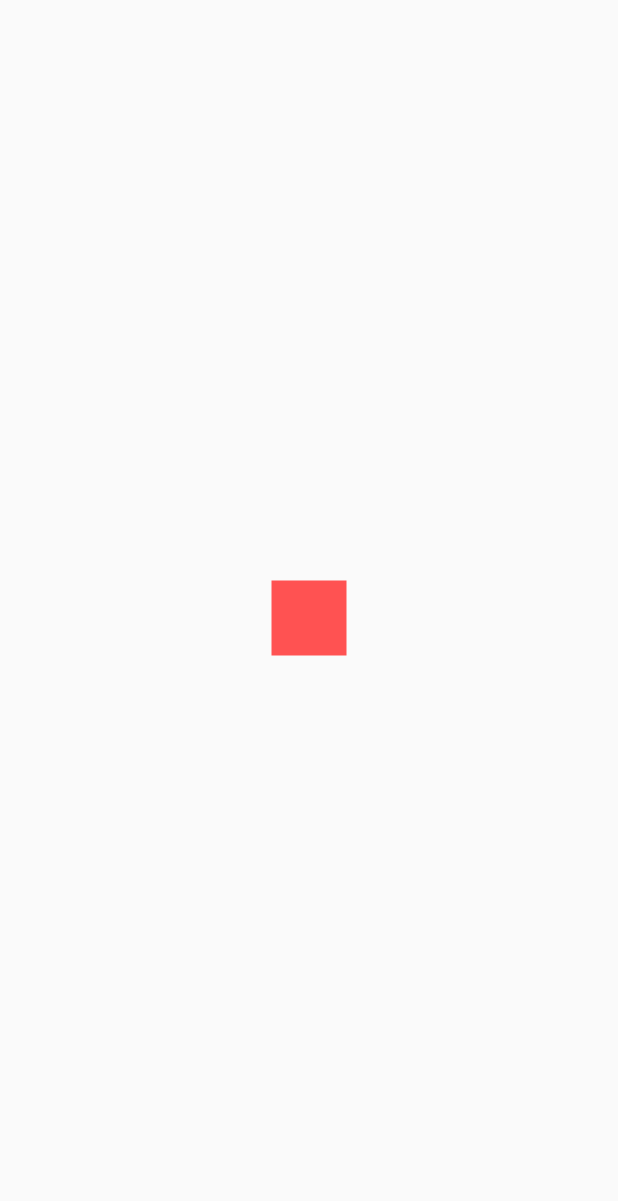
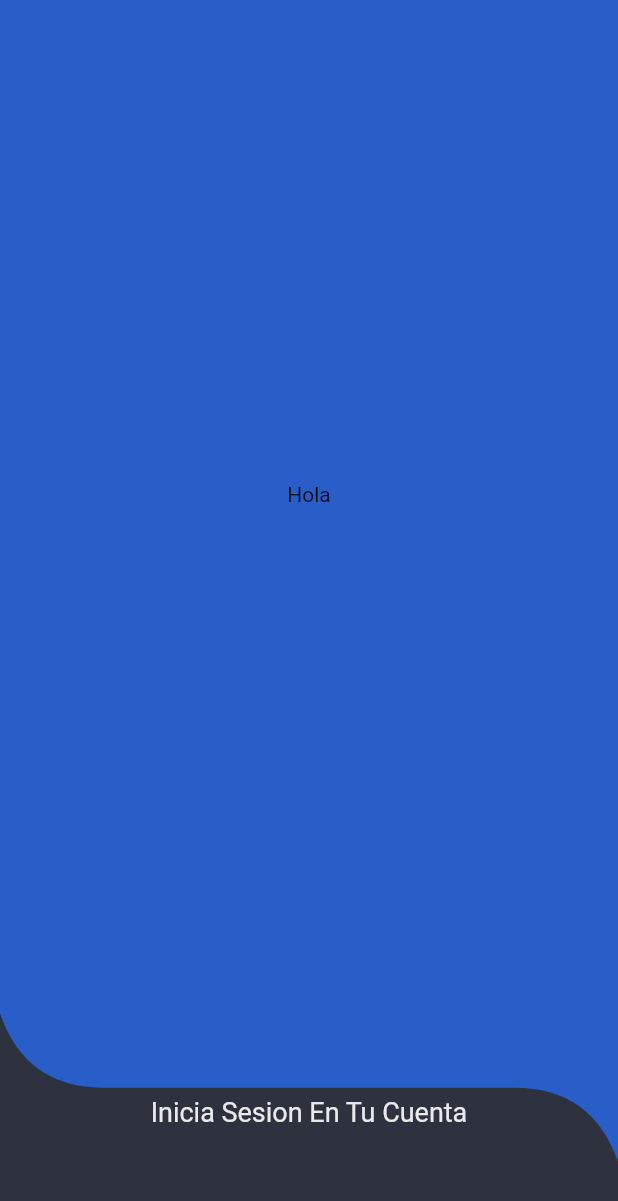
Before and after one commit to EndersonPro/practice_ui, a Flutter app: the screen it shows after launch, on a phone screen of 412 x 824 dp. Shown: the top 1201 px of the screen. Run offline on Flutter 3.47's test engine with Material 2 defaults, Android fonts, the phone set to English and light mode, and no system bars.

Commit message:
Añadiendo nueva vista de login de practica

```diff
--- a/lib/main.dart
+++ b/lib/main.dart
@@ -1,8 +1,9 @@
 import 'package:flutter/material.dart';
-import 'package:flutter_ui/src/pages/animation_page.dart';
-import 'package:flutter_ui/src/pages/cuadrado_page.dart';
-import 'package:flutter_ui/src/pages/header_page.dart';
-import 'package:flutter_ui/src/pages/login_page_one.dart';
+// import 'package:flutter_ui/src/pages/animation_page.dart';
+// import 'package:flutter_ui/src/pages/cuadrado_page.dart';
+// import 'package:flutter_ui/src/pages/header_page.dart';
+// import 'package:flutter_ui/src/pages/login_page_one.dart';
+import 'package:flutter_ui/src/pages/login_page_two.dart';
 
 
 void main() => runApp(MyApp());
@@ -12,7 +13,7 @@ class MyApp extends StatelessWidget {
   Widget build(BuildContext context) {
     return MaterialApp(
       debugShowCheckedModeBanner: false,
-      home: CuadradoAnimadoPage()
+      home: LoginPageTwo()
     );
   }
 }
--- /dev/null
+++ b/lib/src/pages/login_page_two.dart
@@ -0,0 +1,179 @@
+import 'package:flutter/material.dart';
+
+class LoginPageTwo extends StatelessWidget {
+  const LoginPageTwo({Key key}) : super(key: key);
+
+  @override
+  Widget build(BuildContext context) {
+    final Size size = MediaQuery.of(context).size;
+
+    return Scaffold(body: LoginPageAnimated(size: size));
+  }
+}
+
+class LoginPageAnimated extends StatefulWidget {
+  const LoginPageAnimated({
+    Key key,
+    @required this.size,
+  }) : super(key: key);
+
+  final Size size;
+
+  @override
+  _LoginPageAnimatedState createState() => _LoginPageAnimatedState();
+}
+
+class _LoginPageAnimatedState extends State<LoginPageAnimated>
+    with SingleTickerProviderStateMixin {
+  AnimationController controller;
+  Animation<double> loginAnimation;
+  Animation<double> opacidad;
+  Animation<double> opacidadOut;
+
+  final int allMilliseconds = 250;
+
+  @override
+  void initState() {
+    controller = new AnimationController(
+        vsync: this, duration: Duration(milliseconds: allMilliseconds));
+
+    loginAnimation = Tween(begin: 0.0, end: 0.5).animate(
+        CurvedAnimation(parent: controller, curve: Curves.easeOutExpo));
+
+    opacidad = Tween(begin: 0.1, end: 1.0).animate(CurvedAnimation(
+      parent: controller,
+      curve: Interval(0.0, 0.75, curve: Curves.easeOutExpo),
+    ));
+
+    opacidadOut = Tween(begin: 0.1, end: 1.0).animate(CurvedAnimation(
+      parent: controller,
+      curve: Interval(0.75, 1.0, curve: Curves.easeOut),
+    ));
+
+    controller.addListener(() {
+      print('Estado: ${controller.status}');
+      print('Current ${loginAnimation.value}');
+    });
+    super.initState();
+  }
+
+  @override
+  void dispose() {
+    controller.dispose();
+    super.dispose();
+  }
+
+  @override
+  Widget build(BuildContext context) {
+    return AnimatedBuilder(
+      animation: controller,
+      builder: (BuildContext context, Widget child) {
+        return Column(
+          children: <Widget>[
+            AnimatedContainer(
+              duration: Duration(milliseconds: allMilliseconds),
+              height: widget.size.height -
+                  (widget.size.height * loginAnimation.value),
+              width: widget.size.width,
+              color: Color(0xFF2E323E),
+              child: CustomPaint(
+                painter: _HeaderLoginPainter(),
+                child: Column(
+                  children: <Widget>[
+                    AnimatedContainer(
+                      duration: Duration(milliseconds: allMilliseconds),
+                      height: (widget.size.height * 0.8) -
+                          (widget.size.height * loginAnimation.value),
+                      width: widget.size.width,
+                      child: Center(
+                        child: Text('Hola'),
+                      ),
+                    ),
+                    AnimatedContainer(
+                      duration: Duration(milliseconds: allMilliseconds),
+                      height: (widget.size.height * 0.2),
+                      width: widget.size.width,
+                      child: opacidad.value == 1.0
+                          ? Container()
+                          : GestureDetector(
+                              onTap: () {
+                                if (controller.status ==
+                                    AnimationStatus.completed)
+                                  controller.reset();
+                                else
+                                  controller.forward();
+                              },
+                              child: Opacity(
+                                opacity: 1.0 - opacidad.value,
+                                child: Center(
+                                  child: Text(
+                                    'Inicia Sesion En Tu Cuenta',
+                                    style: TextStyle(
+                                        color: Colors.white, fontSize: 18),
+                                  ),
+                                ),
+                              ),
+                            ),
+                    )
+                  ],
+                ),
+              ),
+            ),
+            AnimatedContainer(
+              duration: Duration(milliseconds: allMilliseconds),
+              height: (widget.size.height * loginAnimation.value),
+              width: widget.size.width,
+              color: Color(0xFF2E323E),
+              child: Container(
+                width: widget.size.width,
+                child: Column(
+                  children: <Widget>[
+                    GestureDetector(
+                      onTap: () {
+                        if (controller.status == AnimationStatus.completed)
+                          controller.reset();
+                      },
+                      child: Center(
+                          child: Text(
+                        'Iniciar Sesion',
+                        style: TextStyle(color: Colors.white, fontSize: 18),
+                      )),
+                    )
+                  ],
+                ),
+              ),
+            ),
+          ],
+        );
+      },
+    );
+  }
+}
+
+class _HeaderLoginPainter extends CustomPainter {
+  @override
+  void paint(Canvas canvas, Size size) {
+    final Path path = new Path();
+    final Paint paint = new Paint();
+
+    paint.color = Color(0xFF295EC8);
+    paint.strokeWidth = 5;
+    paint.style = PaintingStyle.fill;
+
+    path.lineTo(0, size.height * 0.82);
+    path.quadraticBezierTo(size.width * ((1 / 12) / 2), size.height * 0.88,
+        size.width * (1 / 6), size.height * 0.88);
+    path.lineTo(size.width - size.width * (1 / 6), size.height * 0.88);
+    path.quadraticBezierTo(size.width - size.width * ((1 / 12) / 2),
+        size.height * 0.88, size.width, size.height * 0.94);
+    path.lineTo(size.width, 0);
+    path.lineTo(0, 0);
+
+    canvas.drawPath(path, paint);
+  }
+
+  @override
+  bool shouldRepaint(CustomPainter oldDelegate) {
+    return true;
+  }
+}
```
